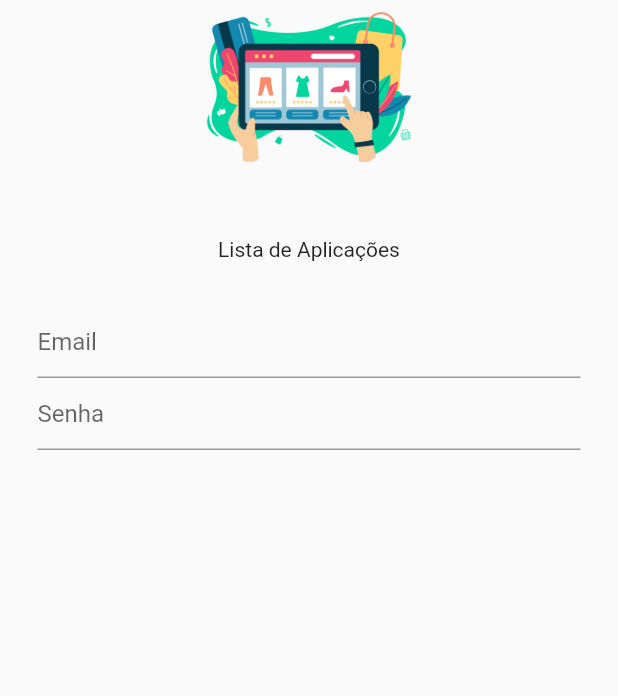
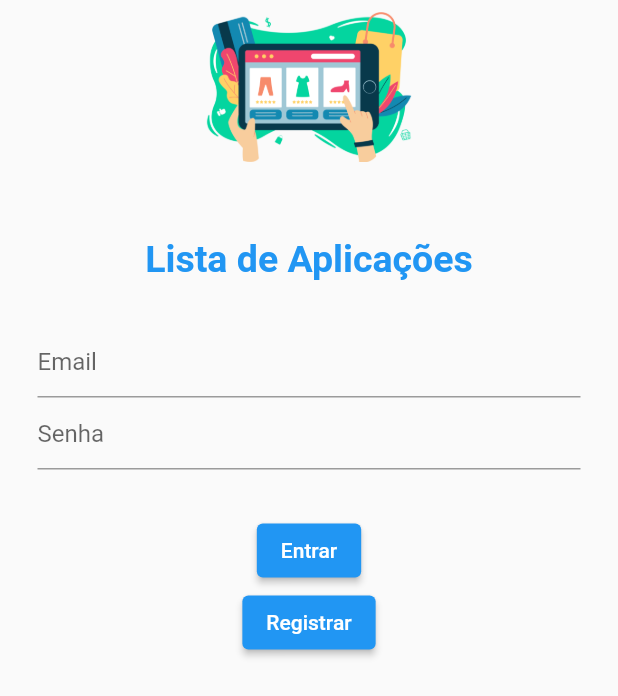
Before and after one commit to matheusfellipe/shopcom-flutter, a Flutter app: the screen it shows after launch, on a phone screen of 412 x 824 dp. Shown: the top 696 px of the screen. Run offline on Flutter 3.47's test engine with Material 2 defaults, Android fonts, the light colour scheme and no system bars.

Commit message:
improving login screen

```diff
--- a/lib/main.dart
+++ b/lib/main.dart
@@ -11,6 +11,7 @@ class MyApp extends StatelessWidget {
   @override
   Widget build(BuildContext context) {
     return MaterialApp(
+      debugShowCheckedModeBanner: false,
       title: 'E-commerce Aplication',
       theme: ThemeData(
         primarySwatch: Colors.blue,
--- a/lib/screen/login_screen.dart
+++ b/lib/screen/login_screen.dart
@@ -20,7 +20,13 @@ class LoginScreen extends StatelessWidget {
                 const SizedBox(
                   height: 50,
                 ),
-                const Text("Lista de Aplicações"),
+                const Text(
+                  "Lista de Aplicações",
+                  style: TextStyle(
+                      color: Colors.blue,
+                      fontSize: 25,
+                      fontWeight: FontWeight.bold),
+                ),
                 const SizedBox(
                   height: 30,
                 ),
@@ -35,7 +41,12 @@ class LoginScreen extends StatelessWidget {
                   decoration: const InputDecoration(
                     hintText: 'Senha',
                   ),
-                )
+                ),
+                const SizedBox(
+                  height: 30,
+                ),
+                ElevatedButton(onPressed: () {}, child: const Text("Entrar")),
+                ElevatedButton(onPressed: () {}, child: const Text("Registrar"))
               ],
             ),
           ),
```
